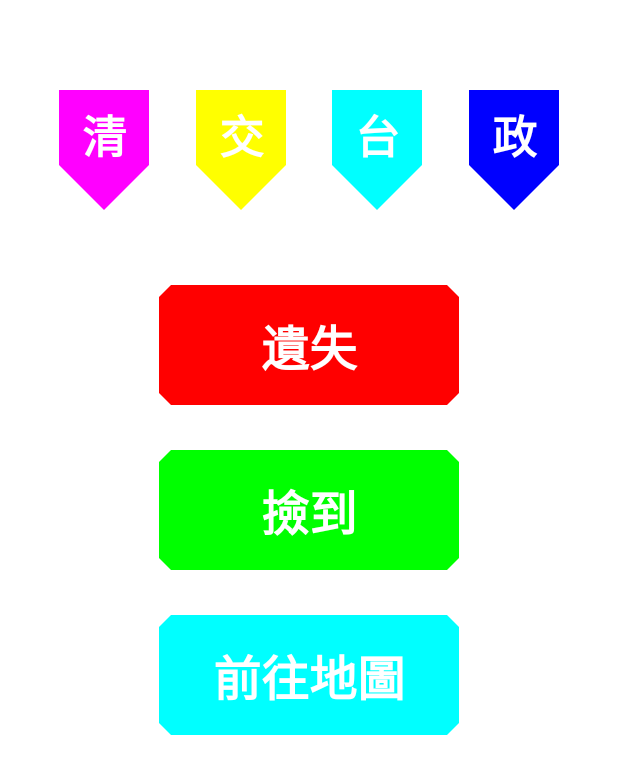
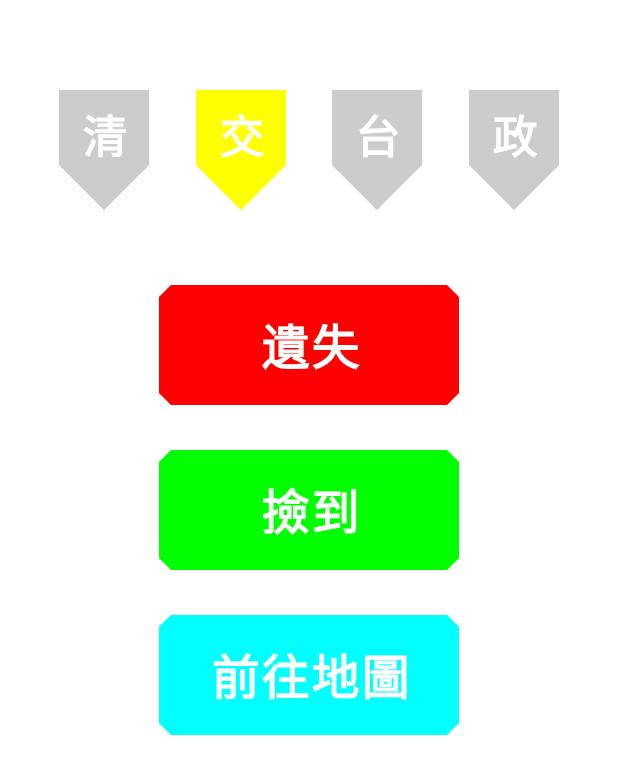
Before and after one commit to yuxunnn/NTHU_Lost-and-Found, an Android app built with Jetpack Compose: the @Preview function HomepagePreview, on a phone screen of 412 x 824 dp. Shown: the top 774 px of the screen. Run offline under Robolectric (Android 15) with nearby library versions, the phone set to English and light mode, and no system bars.

Commit message:
Homepage button Onclick

```diff
--- a/app/src/main/java/com/example/ss_team2/homepage/Homepage.kt
+++ b/app/src/main/java/com/example/ss_team2/homepage/Homepage.kt
@@ -1,20 +1,16 @@
 package com.example.ss_team2.homepage
 
-import android.graphics.Paint
-import android.service.autofill.OnClickAction
-import androidx.compose.foundation.background
 import androidx.compose.foundation.layout.*
 import androidx.compose.foundation.shape.CutCornerShape
-import androidx.compose.material.MaterialTheme
-import androidx.compose.material.Scaffold
-import androidx.compose.material.Text
+import androidx.compose.material.*
 import androidx.compose.runtime.Composable
+import androidx.compose.runtime.mutableStateOf
+import androidx.compose.runtime.remember
 import androidx.compose.ui.Alignment
 import androidx.compose.ui.Modifier
 import androidx.compose.ui.draw.clip
 import androidx.compose.ui.graphics.Color
 import androidx.compose.ui.graphics.RectangleShape
-import androidx.compose.ui.text.font.FontStyle
 import androidx.compose.ui.text.font.FontWeight
 import androidx.compose.ui.text.style.TextAlign
 import androidx.compose.ui.tooling.preview.Preview
@@ -25,9 +21,12 @@ import com.example.ss_team2.ui.theme.SSteam2Theme
 
 @Composable
 fun SchoolFlag(
-    school: Int
+    school: Int,
+    currentSchool: Int,
+    onClick: () -> Unit
 ) {
-    val color: Color = when (school) {
+    val color: Color = if (school != currentSchool) Color.LightGray
+        else when (school) {
         1 -> Color.Magenta
         2 -> Color.Yellow
         3 -> Color.Cyan
@@ -40,16 +39,14 @@ fun SchoolFlag(
         else -> "政"
     }
 
-    Box(
-        contentAlignment = Alignment.Center,
+    Button(
+        onClick = onClick,
+        shape = RectangleShape,
+        colors = ButtonDefaults.buttonColors(backgroundColor = color),
         modifier = Modifier
             .width(60.dp)
             .height(80.dp)
             .clip(CutCornerShape(bottomStart = 30.dp, bottomEnd = 30.dp))
-            .background(
-                color = color,
-                shape = RectangleShape
-            )
     ) {
         Text(
             text = text,
@@ -64,7 +61,8 @@ fun SchoolFlag(
 
 @Composable
 fun LostFindButton(
-    type: Int
+    type: Int,
+    onClick: () -> Unit
 ) {
     val color: Color = when (type) {
         1 -> Color.Red
@@ -77,16 +75,14 @@ fun LostFindButton(
         else -> "前往地圖"
     }
 
-    Box(
-        contentAlignment = Alignment.Center,
+    Button(
+        onClick = onClick,
+        shape = RectangleShape,
+        colors = ButtonDefaults.buttonColors(backgroundColor = color),
         modifier = Modifier
             .width(200.dp)
             .height(80.dp)
             .clip(CutCornerShape(size = 8.dp))
-            .background(
-                color = color,
-                shape = RectangleShape
-            )
     ) {
         Text(
             text = text,
@@ -100,6 +96,9 @@ fun LostFindButton(
 
 @Composable
 fun HomepageScreen(modifier: Modifier) {
+
+    val currentSchool = remember { mutableStateOf(2) }
+
     Row(
         horizontalArrangement = Arrangement.SpaceEvenly,
         modifier = modifier
@@ -107,10 +106,27 @@ fun HomepageScreen(modifier: Modifier) {
             .padding(horizontal = 8.dp)
             .fillMaxWidth()
     ) {
-        SchoolFlag(school = 1)
-        SchoolFlag(school = 2)
-        SchoolFlag(school = 3)
-        SchoolFlag(school = 4)
+        SchoolFlag(
+            school = 1,
+            currentSchool = currentSchool.value,
+            onClick = { currentSchool.value = 1 }
+        )
+        SchoolFlag(
+            school = 2,
+            currentSchool = currentSchool.value,
+            onClick = { currentSchool.value = 2 }
+        )
+        SchoolFlag(
+            school = 3,
+            currentSchool = currentSchool.value,
+            onClick = { currentSchool.value = 3 }
+        )
+        SchoolFlag(
+            school = 4,
+            currentSchool = currentSchool.value,
+            onClick = { currentSchool.value = 4 }
+        )
+
     }
     Column(
         verticalArrangement = Arrangement.SpaceEvenly,
@@ -120,30 +136,16 @@ fun HomepageScreen(modifier: Modifier) {
             .height(360.dp)
             .fillMaxWidth()
     ) {
-        LostFindButton(type = 1)
-        LostFindButton(type = 2)
-        LostFindButton(type = 3)
-    }
-}
-
-@Preview(showBackground = true, backgroundColor = 0xFFF0EAE2)
-@Composable
-fun SchoolFlagPreview() {
-    SSteam2Theme {
-        Column(
-        ) {
-            SchoolFlag(school = 1)
-            SchoolFlag(school = 2)
-            SchoolFlag(school = 3)
-            SchoolFlag(school = 4)
-        }
+        LostFindButton(type = 1, onClick = {})
+        LostFindButton(type = 2, onClick = {})
+        LostFindButton(type = 3, onClick = {})
     }
 }
 
 @Preview(widthDp = 360, heightDp = 640)
 @Composable
 fun HomepagePreview() {
-    SSteam2Theme() {
+    SSteam2Theme {
         Scaffold { padding ->
             HomepageScreen(modifier = Modifier.padding(padding))
         }
```
